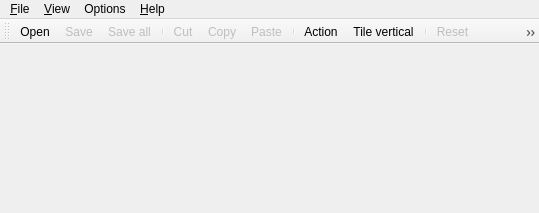
Qt form lavape/src/Lava_UI/cmainframe.ui (berkus/lavape) before a commit.
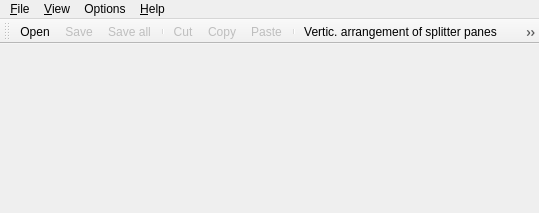
The same form after that commit. Icons and pictures are not drawn.

What changed in the file:
```diff
--- a/lavape/src/Lava_UI/cmainframe.ui
+++ b/lavape/src/Lava_UI/cmainframe.ui
@@ -221,7 +221,16 @@
     <string>&amp;Reset</string>
    </property>
    <property name="iconText" >
-    <string>Reset</string>
+    <string>Reset form contents</string>
+   </property>
+   <property name="toolTip" >
+    <string>Reset form contents</string>
+   </property>
+   <property name="statusTip" >
+    <string>Reset form contents</string>
+   </property>
+   <property name="whatsThis" >
+    <string>Reset form contents</string>
    </property>
    <property name="shortcut" >
     <string>Ctrl+Z</string>
@@ -308,10 +317,10 @@
     <iconset resource="../Lava_res.qrc" >:/LavaPE/res/TOOLBUTTONS/Q_TileHori.xpm</iconset>
    </property>
    <property name="text" >
-    <string>Tile horizontal</string>
+    <string>Vertic. arrangement of splitter panes</string>
    </property>
    <property name="iconText" >
-    <string>Action</string>
+    <string>Vertic. arrangement of splitter panes</string>
    </property>
    <property name="toolTip" >
     <string>Tile horizontal</string>
@@ -322,10 +331,10 @@
     <iconset resource="../Lava_res.qrc" >:/LavaPE/res/TOOLBUTTONS/Q_TileVert.xpm</iconset>
    </property>
    <property name="text" >
-    <string>Tile vertical</string>
+    <string>Horiz. arrangement of splitter panes</string>
    </property>
    <property name="iconText" >
-    <string>Tile vertical</string>
+    <string>Horiz. arrangement of splitter panes</string>
    </property>
    <property name="toolTip" >
     <string>Tile vertical</string>
@@ -386,7 +395,7 @@
     <iconset resource="../Lava_res.qrc" >:/LavaExecs/res/TOOLBUTTONS/Q5_toggle.xpm</iconset>
    </property>
    <property name="text" >
-    <string>Toggle category</string>
+    <string>Toggle object category,\npressed=state object</string>
    </property>
    <property name="iconText" >
     <string>Toggle category</string>
```
Left out of the diff: 29 changed lines with no effect on the pictures.
